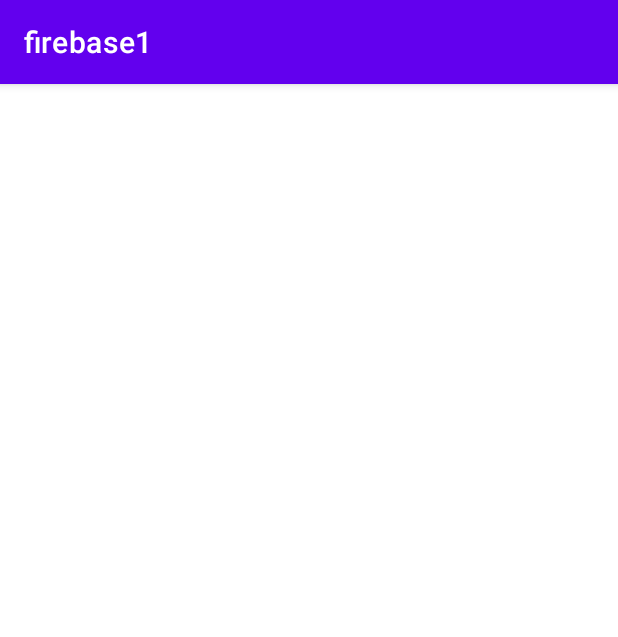
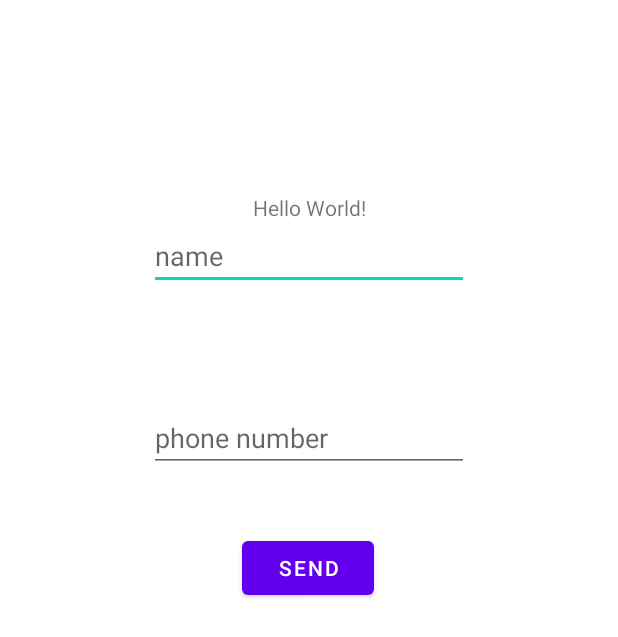
Before and after one commit to maxix28/first_firebase, an Android app: the screen it shows after launch (MainActivity), on a phone screen of 412 x 824 dp. Shown: the top 637 px of the screen. Run offline under Robolectric (Android 15) with nearby library versions, the phone set to English and light mode, and no system bars; our stand-ins replace Firebase (no records; nobody signed in at launch, a user with empty details on screens opened directly), navigation-ui.

Commit message:
send contacts with name and phone number

```diff
--- /dev/null
+++ b/app/src/main/java/com/example/firebase1/Contacts.kt
@@ -0,0 +1,5 @@
+package com.example.firebase1
+
+data class Contacts( val id:String? = null,
+                     val name:String?=null,
+                     val phoneNumber:String?=null)
--- a/app/src/main/res/layout/activity_main.xml
+++ b/app/src/main/res/layout/activity_main.xml
@@ -14,6 +14,43 @@
         app:layout_constraintBottom_toBottomOf="parent"
         app:layout_constraintEnd_toEndOf="parent"
         app:layout_constraintStart_toStartOf="parent"
-        app:layout_constraintTop_toTopOf="parent" />
+        app:layout_constraintTop_toTopOf="parent"
+        app:layout_constraintVertical_bias="0.16" />
+
+    <Button
+        android:id="@+id/sendBNT"
+        android:layout_width="wrap_content"
+        android:layout_height="wrap_content"
+        android:layout_marginTop="40dp"
+        android:text="send"
+        app:layout_constraintEnd_toEndOf="parent"
+        app:layout_constraintHorizontal_bias="0.498"
+        app:layout_constraintStart_toStartOf="parent"
+        app:layout_constraintTop_toBottomOf="@+id/ph"
+        tools:ignore="MissingConstraints" />
+
+    <EditText
+        android:id="@+id/name"
+        android:layout_width="wrap_content"
+        android:layout_height="wrap_content"
+        android:ems="10"
+        android:hint="name"
+        android:inputType="textPersonName"
+        app:layout_constraintEnd_toEndOf="parent"
+        app:layout_constraintStart_toStartOf="parent"
+        app:layout_constraintTop_toBottomOf="@+id/hello" />
+
+    <EditText
+        android:id="@+id/ph"
+        android:layout_width="wrap_content"
+        android:layout_height="wrap_content"
+        android:layout_marginTop="76dp"
+        android:ems="10"
+        android:hint="phone number"
+        android:inputType="textPersonName"
+        app:layout_constraintEnd_toEndOf="parent"
+        app:layout_constraintStart_toStartOf="parent"
+        app:layout_constraintTop_toBottomOf="@+id/name" />
+
 
 </androidx.constraintlayout.widget.ConstraintLayout>
--- a/app/src/main/res/values/strings.xml
+++ b/app/src/main/res/values/strings.xml
@@ -1,3 +1,6 @@
 <resources>
     <string name="app_name">firebase1</string>
+    <!-- TODO: Remove or change this placeholder text -->
+    <string name="hello_blank_fragment">Hello blank fragment</string>
+    <string name="add_btn">add btn</string>
 </resources>
--- a/app/src/main/res/values/themes.xml
+++ b/app/src/main/res/values/themes.xml
@@ -1,6 +1,6 @@
 <resources xmlns:tools="http://schemas.android.com/tools">
     <!-- Base application theme. -->
-    <style name="Theme.Firebase1" parent="Theme.MaterialComponents.DayNight.DarkActionBar">
+    <style name="Theme.Firebase1" parent="Theme.MaterialComponents.DayNight.NoActionBar">
         <!-- Primary brand color. -->
         <item name="colorPrimary">@color/purple_500</item>
         <item name="colorPrimaryVariant">@color/purple_700</item>
```
Also changed, not shown: app/build.gradle (+7 -4 lines), app/src/main/java/com/example/firebase1/MainActivity.kt (+23 -6 lines), app/src/main/res/navigation/my_nav.xml (added, +26 -0 lines), app/src/main/res/values/ids.xml (added, +10 -0 lines).
